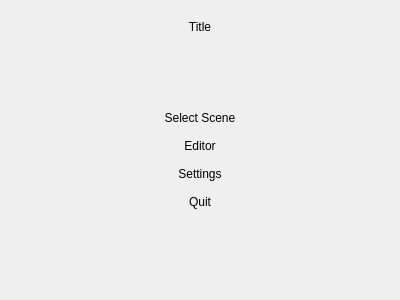
Qt form src/MainScreen.ui (RemotelyChaotic/JOIPEngine) before a commit.
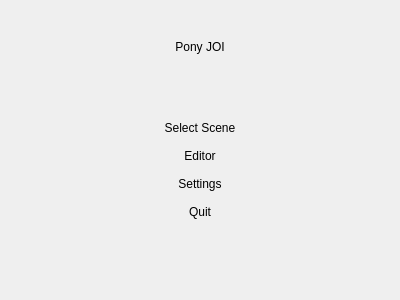
The same form after that commit. Custom widgets are drawn as their Qt base class.

```diff
--- a/src/MainScreen.ui
+++ b/src/MainScreen.ui
@@ -18,9 +18,25 @@
     <widget class="QWidget" name="widget" native="true">
      <layout class="QVBoxLayout" name="verticalLayout">
       <item>
-       <widget class="QLabel" name="pTitle">
+       <spacer name="verticalSpacer_3">
+        <property name="orientation">
+         <enum>Qt::Vertical</enum>
+        </property>
+        <property name="sizeType">
+         <enum>QSizePolicy::Fixed</enum>
+        </property>
+        <property name="sizeHint" stdset="0">
+         <size>
+          <width>20</width>
+          <height>20</height>
+         </size>
+        </property>
+       </spacer>
+      </item>
+      <item>
+       <widget class="CTitleLabel" name="pTitle">
         <property name="text">
-         <string>Title</string>
+         <string>Pony JOI</string>
         </property>
         <property name="alignment">
          <set>Qt::AlignCenter</set>
@@ -127,6 +143,18 @@
    </item>
   </layout>
  </widget>
+ <customwidgets>
+  <customwidget>
+   <class>CMenuButton</class>
+   <extends>QPushButton</extends>
+   <header>Widgets/MenuButton.h</header>
+  </customwidget>
+  <customwidget>
+   <class>CTitleLabel</class>
+   <extends>QLabel</extends>
+   <header>Widgets/TitleLabel.h</header>
+  </customwidget>
+ </customwidgets>
  <resources/>
  <connections/>
 </ui>
```
Left out of the diff: 8 changed lines with no effect on the pictures.
